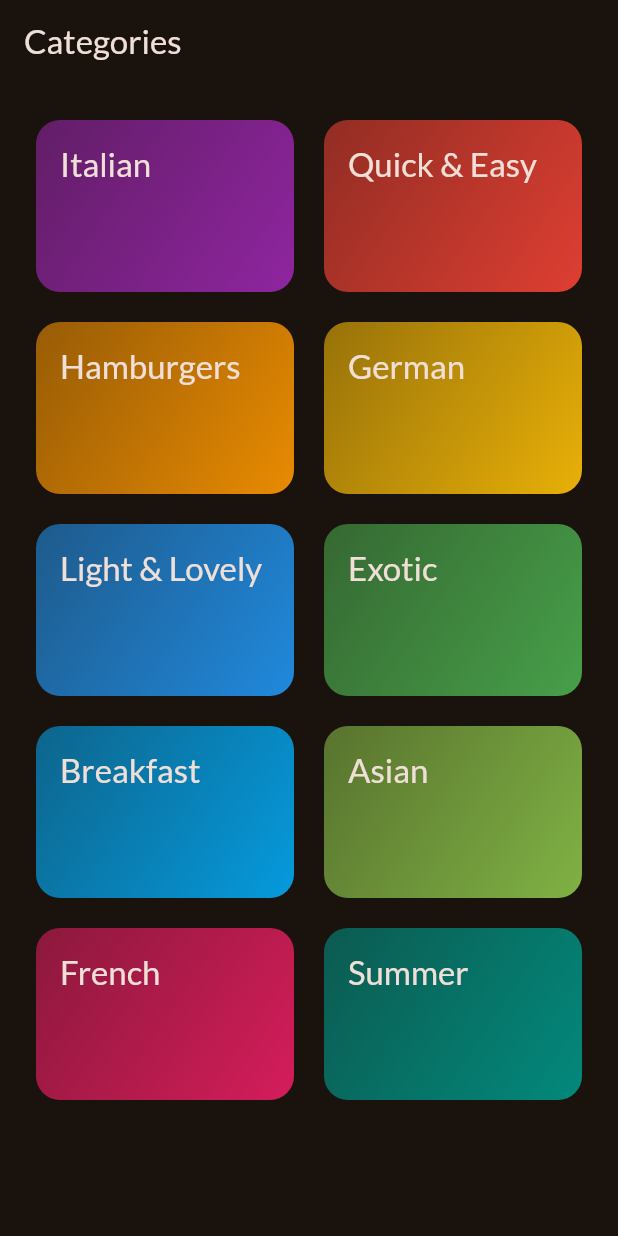
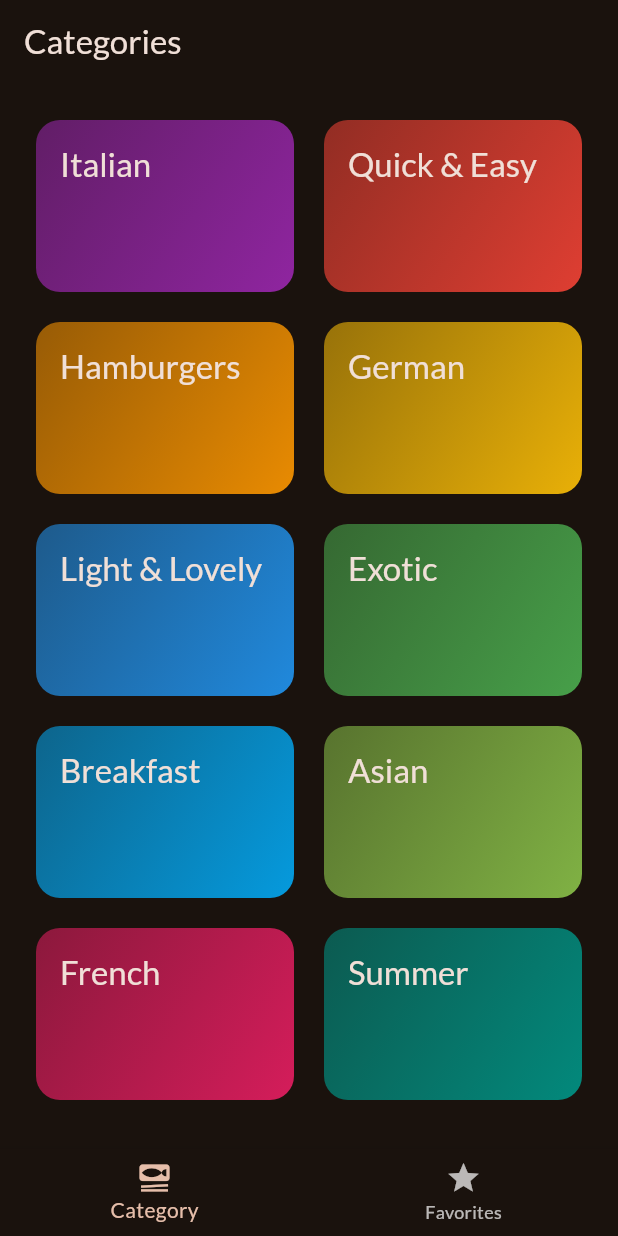
Before and after one commit to Sukhmeetsingh306/meal_app_riverpod, a Flutter app: the screen it shows after launch, on a phone screen of 412 x 824 dp. Run offline on Flutter 3.47's test engine with Material 3 defaults, Android fonts, the phone set to English and light mode, and no system bars; our stand-ins replace google_fonts, transparent_image.

Commit message:
Added the Tab Bar

```diff
--- a/lib/main.dart
+++ b/lib/main.dart
@@ -1,7 +1,7 @@
 import 'package:flutter/material.dart';
 
 import 'package:google_fonts/google_fonts.dart';
-import 'package:latest_meal_app_riverpod/screen/categories_screen.dart';
+import 'package:latest_meal_app_riverpod/screen/tabs_screen.dart';
 
 final theme = ThemeData(
   useMaterial3: true,
@@ -24,7 +24,7 @@ class App extends StatelessWidget {
     return MaterialApp(
       debugShowCheckedModeBanner: false,
       theme: theme,
-      home: const CategoryScreen(),
+      home: const TabScreen(),
     );
   }
 }
--- a/lib/screen/categories_screen.dart
+++ b/lib/screen/categories_screen.dart
@@ -29,13 +29,7 @@ class CategoryScreen extends StatelessWidget {
 
   @override
   Widget build(BuildContext context) {
-    return Scaffold(
-      appBar: AppBar(
-        title: const Text(
-          'Categories',
-        ),
-      ),
-      body: GridView(
+    return GridView(
       padding: const EdgeInsets.all(24),
       gridDelegate: const SliverGridDelegateWithFixedCrossAxisCount(
         crossAxisCount: 2,
@@ -56,7 +50,6 @@ class CategoryScreen extends StatelessWidget {
             },
           )
       ],
-      ),
     );
   }
 }
--- /dev/null
+++ b/lib/screen/tabs_screen.dart
@@ -0,0 +1,52 @@
+import 'package:flutter/material.dart';
+import 'package:latest_meal_app_riverpod/screen/categories_screen.dart';
+import 'package:latest_meal_app_riverpod/screen/meals_screen.dart';
+
+class TabScreen extends StatefulWidget {
+  const TabScreen({super.key});
+
+  @override
+  State<TabScreen> createState() => _TabScreenState();
+}
+
+class _TabScreenState extends State<TabScreen> {
+  int _selectedPageIndex = 0;
+
+  void _selectPage(int index) {
+    setState(() {
+      _selectedPageIndex = index;
+    });
+  }
+
+  @override
+  Widget build(BuildContext context) {
+    Widget activePage = const CategoryScreen();
+    var activePageTitle = 'Categories';
+
+    if (_selectedPageIndex == 1) {
+      activePage = const MealsScreen(meals: []);
+      activePageTitle = ' My Favorites';
+    }
+
+    return Scaffold(
+      appBar: AppBar(
+        title: Text(activePageTitle),
+      ),
+      body: activePage,
+      bottomNavigationBar: BottomNavigationBar(
+        items: const [
+          BottomNavigationBarItem(
+            icon: Icon(Icons.set_meal),
+            label: 'Category',
+          ),
+          BottomNavigationBarItem(
+            icon: Icon(Icons.star),
+            label: 'Favorites',
+          )
+        ],
+        onTap: _selectPage,
+        currentIndex: _selectedPageIndex,
+      ),
+    );
+  }
+}
```
Also changed, not shown: lib/screen/meal_detail_screen.dart (+8 -1 lines), lib/screen/meals_screen.dart (+7 -3 lines). Lines whose indentation alone changed are shown as unchanged.
